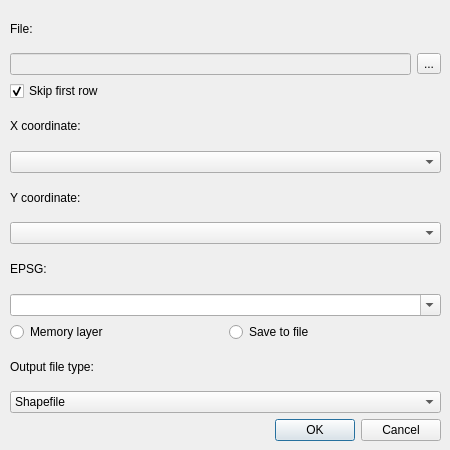
Above: spreadsheet_dialog_base.ui from schulzsebastian/qgisplugin_spreadsheet before the change. Below: the same form after it.
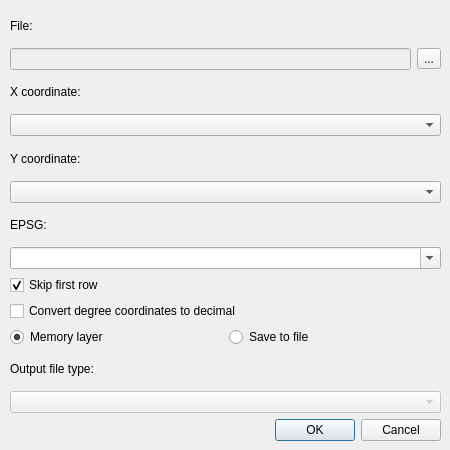
That is the form after the change.

Commit message: output radio synchro

What changed in the file:
```diff
--- a/spreadsheet_dialog_base.ui
+++ b/spreadsheet_dialog_base.ui
@@ -48,19 +48,6 @@
       </item>
      </layout>
     </item>
-    <item>
-     <widget class="QCheckBox" name="checkBox">
-      <property name="enabled">
-       <bool>true</bool>
-      </property>
-      <property name="text">
-       <string>Skip first row</string>
-      </property>
-      <property name="checked">
-       <bool>true</bool>
-      </property>
-     </widget>
-    </item>
     <item>
      <widget class="QLabel" name="label_2">
       <property name="text">
@@ -98,6 +85,26 @@
       </property>
      </widget>
     </item>
+    <item>
+     <widget class="QCheckBox" name="checkBox">
+      <property name="enabled">
+       <bool>true</bool>
+      </property>
+      <property name="text">
+       <string>Skip first row</string>
+      </property>
+      <property name="checked">
+       <bool>true</bool>
+      </property>
+     </widget>
+    </item>
+    <item>
+     <widget class="QCheckBox" name="checkBox_2">
+      <property name="text">
+       <string>Convert degree coordinates to decimal</string>
+      </property>
+     </widget>
+    </item>
     <item>
      <layout class="QHBoxLayout" name="horizontalLayout_2">
       <item>
@@ -105,6 +112,9 @@
         <property name="text">
          <string>Memory layer</string>
         </property>
+        <property name="checked">
+         <bool>true</bool>
+        </property>
        </widget>
       </item>
       <item>
@@ -125,16 +135,12 @@
     </item>
     <item>
      <widget class="QComboBox" name="comboBox_4">
-      <item>
-       <property name="text">
-        <string>Shapefile</string>
-       </property>
-      </item>
-      <item>
-       <property name="text">
-        <string>GeoJSON</string>
-       </property>
-      </item>
+      <property name="enabled">
+       <bool>false</bool>
+      </property>
+      <property name="editable">
+       <bool>false</bool>
+      </property>
      </widget>
     </item>
     <item>
```
The commit also changes 1 other file.
